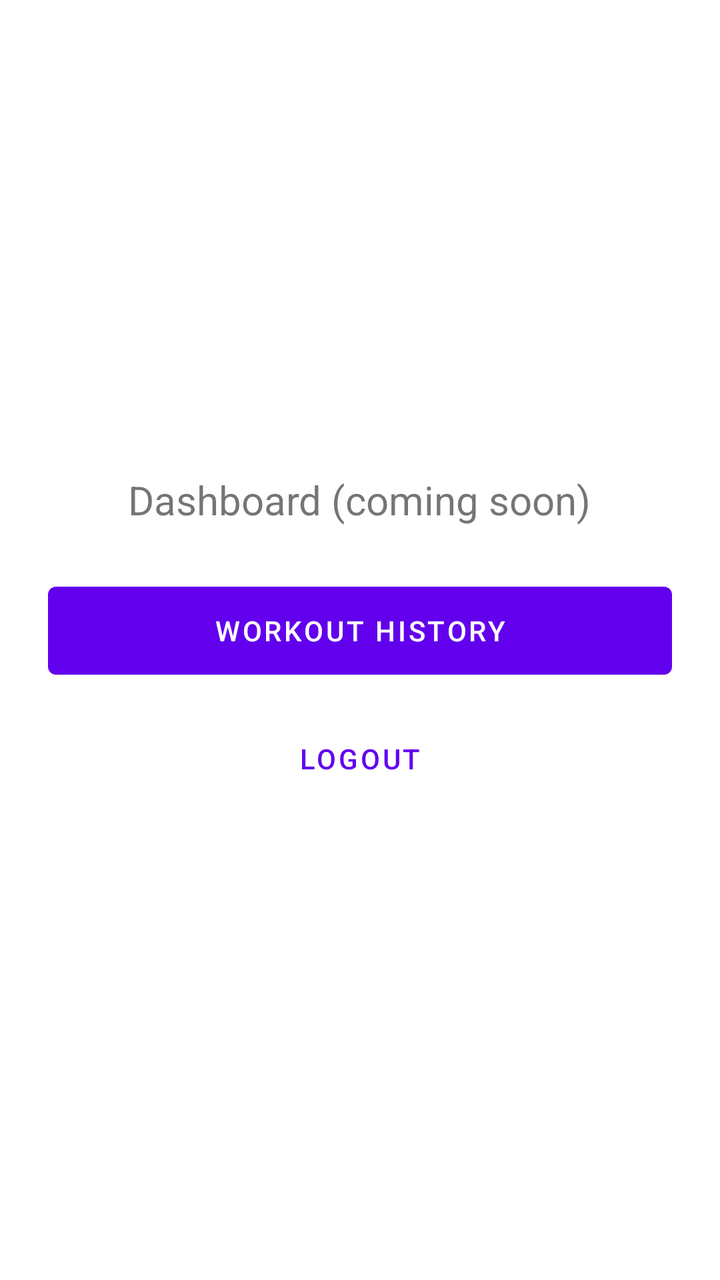
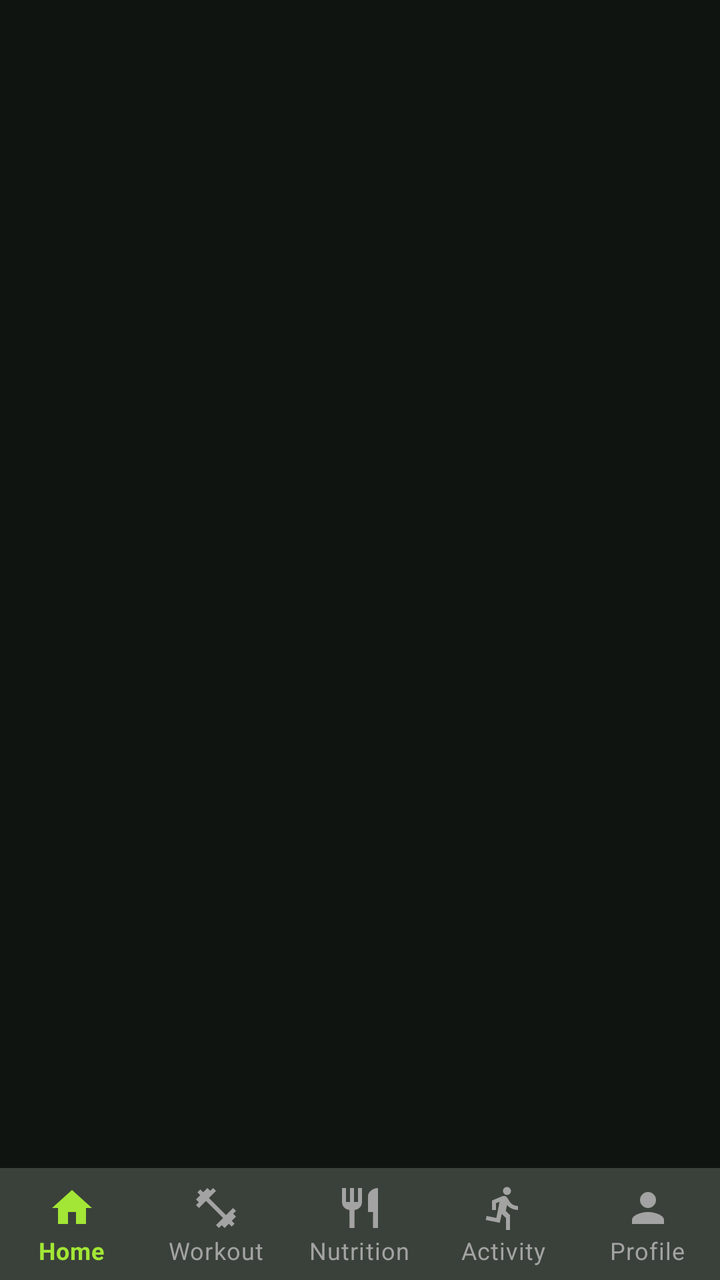

Before-and-after screenshots of an Android layout around one commit, followed by the original layout XML and the change that was made.
<!-- AndroidManifest.xml: application theme Theme.FitTrackerPro -->
<!-- res/layout/activity_main.xml -->
<?xml version="1.0" encoding="utf-8"?>
<LinearLayout xmlns:android="http://schemas.android.com/apk/res/android"
    android:layout_width="match_parent"
    android:layout_height="match_parent"
    android:gravity="center"
    android:orientation="vertical"
    android:padding="24dp">

    <TextView
        android:layout_width="wrap_content"
        android:layout_height="wrap_content"
        android:layout_marginBottom="24dp"
        android:text="Dashboard (coming soon)"
        android:textSize="20sp" />

    <com.google.android.material.button.MaterialButton
        android:id="@+id/btnHistory"
        android:layout_width="match_parent"
        android:layout_height="56dp"
        android:text="Workout history" />

    <com.google.android.material.button.MaterialButton
        android:id="@+id/btnLogout"
        style="@style/Widget.MaterialComponents.Button.TextButton"
        android:layout_width="match_parent"
        android:layout_height="wrap_content"
        android:layout_marginTop="12dp"
        android:text="Logout" />
</LinearLayout>
<!-- resources referenced by this layout -->
<resources>
  <style name="Theme.FitTrackerPro" parent="Theme.MaterialComponents.DayNight.NoActionBar">
          <item name="colorPrimary">@color/purple_500</item>
          <item name="colorPrimaryVariant">@color/purple_700</item>
          <item name="colorOnPrimary">@color/white</item>
          <item name="colorSecondary">@color/teal_200</item>
          <item name="colorOnSecondary">@color/black</item>
          <item name="android:statusBarColor" tools:targetApi="l">?attr/colorPrimaryVariant</item>
      </style>
  <color name="purple_500">#FF6200EE</color>
  <color name="purple_700">#FF3700B3</color>
  <color name="white">#FFFFFFFF</color>
  <color name="teal_200">#FF03DAC5</color>
  <color name="black">#FF000000</color>
</resources>

<!-- the commit's change to res/layout/activity_main.xml (unified diff, before → after) -->
@@ -1,29 +1,22 @@
 <?xml version="1.0" encoding="utf-8"?>
 <LinearLayout xmlns:android="http://schemas.android.com/apk/res/android"
+    xmlns:app="http://schemas.android.com/apk/res-auto"
     android:layout_width="match_parent"
     android:layout_height="match_parent"
-    android:gravity="center"
-    android:orientation="vertical"
-    android:padding="24dp">
+    android:orientation="vertical">
 
-    <TextView
-        android:layout_width="wrap_content"
-        android:layout_height="wrap_content"
-        android:layout_marginBottom="24dp"
-        android:text="Dashboard (coming soon)"
-        android:textSize="20sp" />
+    <FrameLayout
+        android:id="@+id/fragmentContainer"
+        android:layout_width="match_parent"
+        android:layout_height="0dp"
+        android:layout_weight="1" />
 
-    <com.google.android.material.button.MaterialButton
-        android:id="@+id/btnHistory"
-        android:layout_width="match_parent"
-        android:layout_height="56dp"
-        android:text="Workout history" />
-
-    <com.google.android.material.button.MaterialButton
-        android:id="@+id/btnLogout"
-        style="@style/Widget.MaterialComponents.Button.TextButton"
+    <com.google.android.material.bottomnavigation.BottomNavigationView
+        android:id="@+id/bottomNav"
         android:layout_width="match_parent"
         android:layout_height="wrap_content"
-        android:layout_marginTop="12dp"
-        android:text="Logout" />
+        app:itemIconTint="@color/nav_item_color"
+        app:itemTextColor="@color/nav_item_color"
+        app:labelVisibilityMode="labeled"
+        app:menu="@menu/bottom_nav_menu" />
 </LinearLayout>
<!-- resource entries referenced after the edit -->
@@ -1,17 +1,28 @@
 <!-- resources referenced by this layout -->
 <resources>
-  <style name="Theme.FitTrackerPro" parent="Theme.MaterialComponents.DayNight.NoActionBar">
-          <item name="colorPrimary">@color/purple_500</item>
-          <item name="colorPrimaryVariant">@color/purple_700</item>
-          <item name="colorOnPrimary">@color/white</item>
-          <item name="colorSecondary">@color/teal_200</item>
-          <item name="colorOnSecondary">@color/black</item>
-          <item name="android:statusBarColor" tools:targetApi="l">?attr/colorPrimaryVariant</item>
+  <style name="Theme.FitTrackerPro" parent="Theme.MaterialComponents.NoActionBar">
+          <item name="colorPrimary">@color/accent</item>
+          <item name="colorPrimaryVariant">@color/accent_dark</item>
+          <item name="colorOnPrimary">@color/background</item>
+          <item name="colorSecondary">@color/accent</item>
+          <item name="colorOnSecondary">@color/background</item>
+          <item name="colorSurface">@color/card</item>
+          <item name="colorOnSurface">@color/text_primary</item>
+          <item name="colorOnBackground">@color/text_primary</item>
+          <item name="colorError">@color/error</item>
+          <item name="android:colorBackground">@color/background</item>
+          <item name="android:windowBackground">@color/background</item>
+          <item name="android:textColorPrimary">@color/text_primary</item>
+          <item name="android:textColorSecondary">@color/text_secondary</item>
+          <item name="android:statusBarColor">@color/background</item>
+          <item name="android:navigationBarColor">@color/background</item>
       </style>
-  <color name="purple_500">#FF6200EE</color>
-  <color name="purple_700">#FF3700B3</color>
-  <color name="white">#FFFFFFFF</color>
-  <color name="teal_200">#FF03DAC5</color>
-  <color name="black">#FF000000</color>
+  <color name="accent">#A3E635</color>
+  <color name="accent_dark">#7FB827</color>
+  <color name="background">#101411</color>
+  <color name="card">#202820</color>
+  <color name="text_primary">#FFFFFF</color>
+  <color name="error">#EF4444</color>
+  <color name="text_secondary">#A3A3A3</color>
 </resources>
 
